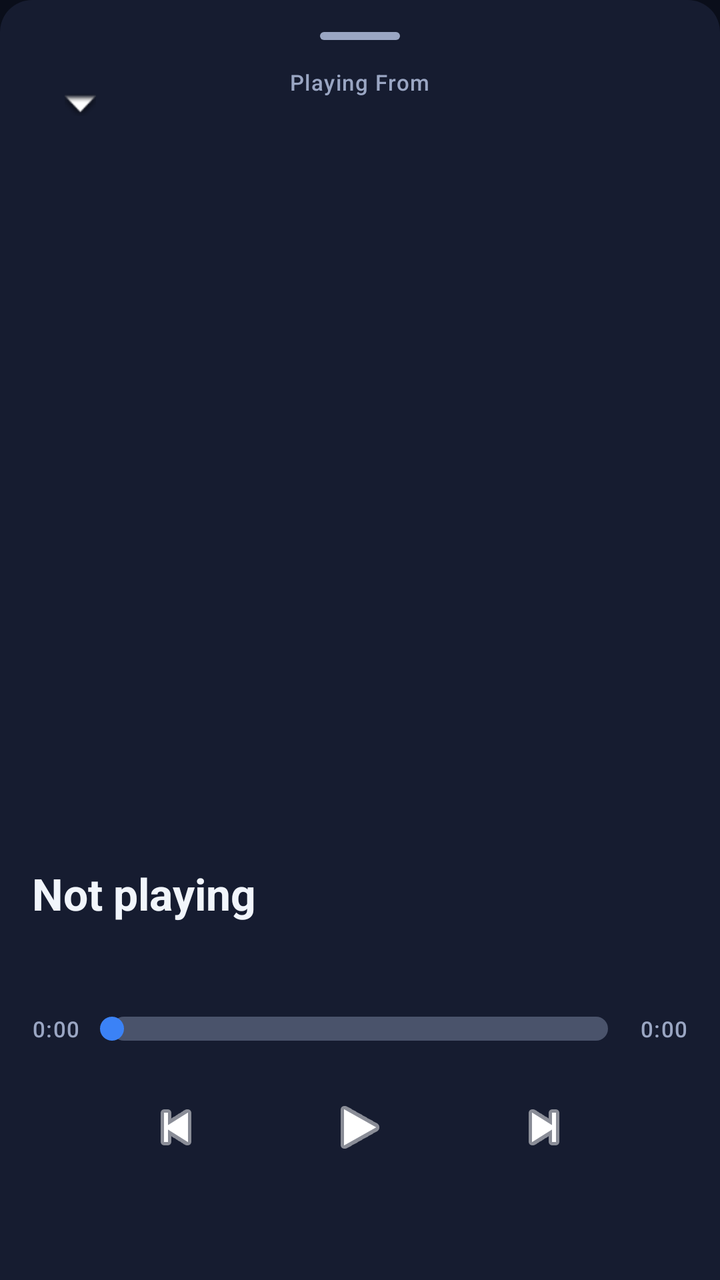
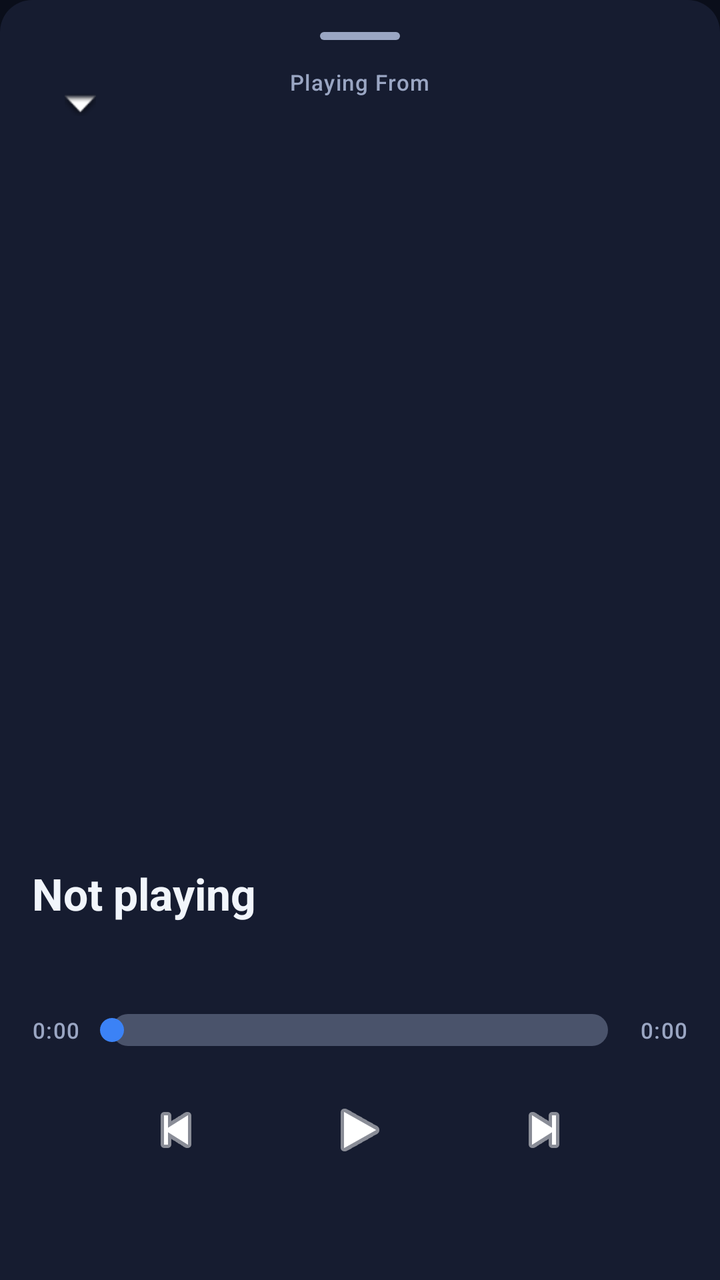

An Android layout rendered at two revisions. The XML below is the earlier revision; the diff shows what the commit changed to produce the second picture.
<!-- AndroidManifest.xml: application theme Theme.SpotifyDx -->
<!-- res/layout/view_player_sheet.xml -->
<?xml version="1.0" encoding="utf-8"?>
<LinearLayout xmlns:android="http://schemas.android.com/apk/res/android"
    android:layout_width="match_parent"
    android:layout_height="match_parent"
    android:background="@drawable/sheet_top_rounded"
    android:orientation="vertical"
    android:padding="@dimen/pad">

    <View
        android:layout_width="@dimen/echo_handle_width"
        android:layout_height="@dimen/echo_handle_height"
        android:layout_gravity="center_horizontal"
        android:layout_marginBottom="@dimen/pad_half"
        android:background="@drawable/drag_handle"
        android:contentDescription="Drag handle" />

    <LinearLayout
        android:layout_width="match_parent"
        android:layout_height="wrap_content"
        android:gravity="center_vertical"
        android:orientation="horizontal">

        <ImageButton
            android:id="@+id/sheet_minimize"
            android:layout_width="48dp"
            android:layout_height="48dp"
            android:background="?attr/selectableItemBackgroundBorderless"
            android:contentDescription="Minimize player"
            android:src="@android:drawable/arrow_down_float" />

        <LinearLayout
            android:layout_width="0dp"
            android:layout_height="wrap_content"
            android:layout_weight="1"
            android:gravity="center_horizontal"
            android:orientation="vertical">

            <TextView
                android:layout_width="wrap_content"
                android:layout_height="wrap_content"
                android:maxLines="1"
                android:text="Playing From"
                style="@style/EchoCaption" />

            <TextView
                android:id="@+id/sheet_source"
                android:layout_width="wrap_content"
                android:layout_height="wrap_content"
                android:ellipsize="end"
                android:maxLines="1"
                style="@style/EchoTitleMedium" />
        </LinearLayout>

        <View
            android:layout_width="48dp"
            android:layout_height="48dp" />
    </LinearLayout>

    <LinearLayout
        android:id="@+id/sheet_main"
        android:layout_width="match_parent"
        android:layout_height="wrap_content"
        android:orientation="vertical">

        <ImageView
            android:id="@+id/sheet_art"
            android:layout_width="match_parent"
            android:layout_height="300dp"
            android:layout_marginHorizontal="32dp"
            android:layout_marginTop="32dp"
            android:contentDescription="Artwork"
            android:scaleType="centerCrop" />

        <TextView
            android:id="@+id/sheet_line"
            android:layout_width="match_parent"
            android:layout_height="wrap_content"
            android:layout_marginTop="@dimen/pad_half"
            android:ellipsize="end"
            android:gravity="center"
            android:maxLines="1"
            android:textSize="18sp"
            android:textStyle="bold"
            android:textColor="?attr/colorOnSurface"
            android:visibility="gone" />

        <TextView
            android:id="@+id/sheet_title"
            android:layout_width="wrap_content"
            android:layout_height="wrap_content"
            android:layout_marginTop="24dp"
            android:maxLines="1"
            android:text="Not playing"
            style="@style/EchoTitleLarge" />

        <TextView
            android:id="@+id/sheet_subtitle"
            android:layout_width="wrap_content"
            android:layout_height="wrap_content"
            android:maxLines="1"
            style="@style/EchoTitleMedium" />

        <LinearLayout
            android:layout_width="match_parent"
            android:layout_height="wrap_content"
            android:layout_marginTop="24dp"
            android:gravity="center_vertical"
            android:orientation="horizontal">

            <TextView
                android:id="@+id/sheet_pos"
                android:layout_width="wrap_content"
                android:layout_height="wrap_content"
                android:text="0:00"
                style="@style/EchoCaption" />

            <SeekBar
                android:id="@+id/sheet_scrub"
                android:layout_width="0dp"
                android:layout_height="wrap_content"
                android:layout_weight="1"
                android:maxHeight="12dp"
                android:minHeight="12dp"
                android:splitTrack="false"
                android:progressDrawable="@drawable/seekbar_progress"
                android:thumb="@drawable/seekbar_thumb" />

            <TextView
                android:id="@+id/sheet_duration"
                android:layout_width="wrap_content"
                android:layout_height="wrap_content"
                android:text="0:00"
                style="@style/EchoCaption" />
        </LinearLayout>

        <LinearLayout
            android:layout_width="match_parent"
            android:layout_height="wrap_content"
            android:gravity="center"
            android:orientation="horizontal">

            <ImageButton
                android:id="@+id/sheet_prev"
                android:layout_width="68dp"
                android:layout_height="68dp"
                android:background="?attr/selectableItemBackgroundBorderless"
                android:contentDescription="Previous"
                android:src="@android:drawable/ic_media_previous"
                android:tint="@android:color/white" />

            <ImageButton
                android:id="@+id/sheet_play"
                android:layout_width="84dp"
                android:layout_height="84dp"
                android:layout_marginHorizontal="@dimen/pad"
                android:background="?attr/selectableItemBackgroundBorderless"
                android:contentDescription="Play or pause"
                android:src="@android:drawable/ic_media_play"
                android:tint="@android:color/white" />

            <ImageButton
                android:id="@+id/sheet_next"
                android:layout_width="68dp"
                android:layout_height="68dp"
                android:background="?attr/selectableItemBackgroundBorderless"
                android:contentDescription="Next"
                android:src="@android:drawable/ic_media_next"
                android:tint="@android:color/white" />
        </LinearLayout>

        <TextView
            android:id="@+id/sheet_tier"
            android:layout_width="match_parent"
            android:layout_height="wrap_content"
            android:gravity="center"
            style="@style/EchoCaption" />
    </LinearLayout>

    <Space
        android:id="@+id/sheet_spacer"
        android:layout_width="match_parent"
        android:layout_height="0dp"
        android:layout_weight="1" />

    <LinearLayout
        android:id="@+id/sheet_tabs"
        android:layout_width="match_parent"
        android:layout_height="wrap_content"
        android:orientation="horizontal">

        <Button
            android:id="@+id/sheet_tab_queue"
            style="?attr/borderlessButtonStyle"
            android:layout_width="0dp"
            android:layout_height="wrap_content"
            android:layout_weight="1"
            android:text="Queue"
            android:textColor="@color/tab_text" />

        <Button
            android:id="@+id/sheet_tab_lyrics"
            style="?attr/borderlessButtonStyle"
            android:layout_width="0dp"
            android:layout_height="wrap_content"
            android:layout_weight="1"
            android:text="Lyrics"
            android:textColor="@color/tab_text" />
    </LinearLayout>

    <LinearLayout
        android:id="@+id/sheet_queue_box"
        android:layout_width="match_parent"
        android:layout_height="0dp"
        android:layout_weight="1"
        android:orientation="vertical"
        android:visibility="gone">

        <LinearLayout
            android:layout_width="match_parent"
            android:layout_height="wrap_content"
            android:gravity="center_vertical"
            android:orientation="horizontal">

            <ImageView
                android:id="@+id/sheet_queue_thumb"
                android:layout_width="48dp"
                android:layout_height="48dp"
                android:contentDescription="Now playing artwork" />

            <LinearLayout
                android:layout_width="0dp"
                android:layout_height="wrap_content"
                android:layout_weight="1"
                android:orientation="vertical"
                android:paddingStart="@dimen/pad_half">

                <TextView
                    android:id="@+id/sheet_queue_title"
                    android:layout_width="wrap_content"
                    android:layout_height="wrap_content"
                    android:maxLines="1"
                    style="@style/EchoBodyTitle" />

                <TextView
                    android:id="@+id/sheet_queue_sub"
                    android:layout_width="wrap_content"
                    android:layout_height="wrap_content"
                    android:maxLines="1"
                    style="@style/EchoBodySubtitle" />
            </LinearLayout>

            <TextView
                android:id="@+id/sheet_queue_count"
                android:layout_width="wrap_content"
                android:layout_height="wrap_content"
                style="@style/EchoCaption" />
        </LinearLayout>

        <androidx.recyclerview.widget.RecyclerView
            android:id="@+id/sheet_queue"
            android:layout_width="match_parent"
            android:layout_height="0dp"
            android:layout_weight="1" />
    </LinearLayout>

    <FrameLayout
        android:id="@+id/sheet_lyrics"
        android:layout_width="match_parent"
        android:layout_height="0dp"
        android:layout_weight="1"
        android:visibility="gone">

        <androidx.recyclerview.widget.RecyclerView
            android:id="@+id/sheet_lyrics_list"
            android:layout_width="match_parent"
            android:layout_height="match_parent"
            android:visibility="gone" />

        <ScrollView
            android:id="@+id/sheet_lyrics_plain_wrap"
            android:layout_width="match_parent"
            android:layout_height="match_parent"
            android:visibility="gone">

            <TextView
                android:id="@+id/sheet_lyrics_plain"
                android:layout_width="match_parent"
                android:layout_height="wrap_content"
                android:lineSpacingMultiplier="1.6"
                android:textColor="?attr/colorOnSurface" />
        </ScrollView>

        <TextView
            android:id="@+id/sheet_lyrics_state"
            android:layout_width="match_parent"
            android:layout_height="match_parent"
            android:gravity="center"
            android:textColor="?attr/colorOnSurfaceVariant"
            android:visibility="gone" />
    </FrameLayout>
</LinearLayout>
<!-- resources referenced by this layout -->
<resources>
  <dimen name="echo_handle_height">4dp</dimen>
  <dimen name="echo_handle_width">40dp</dimen>
  <dimen name="pad">16dp</dimen>
  <dimen name="pad_half">8dp</dimen>
  <!-- drawable drag_handle (drawable) -->
  <?xml version="1.0" encoding="utf-8"?>
  <shape xmlns:android="http://schemas.android.com/apk/res/android"
      android:shape="rectangle">
      <solid android:color="?attr/colorOnSurfaceVariant" />
      <corners android:radius="2dp" />
      <size
          android:width="36dp"
          android:height="4dp" />
  </shape>
  <!-- drawable seekbar_thumb (drawable) -->
  <?xml version="1.0" encoding="utf-8"?>
  <shape xmlns:android="http://schemas.android.com/apk/res/android"
      android:shape="oval">
      <solid android:color="?attr/colorPrimary" />
      <size
          android:width="12dp"
          android:height="12dp" />
  </shape>
  <!-- drawable sheet_top_rounded (drawable) -->
  <?xml version="1.0" encoding="utf-8"?>
  <shape xmlns:android="http://schemas.android.com/apk/res/android"
      android:shape="rectangle">
      <solid android:color="?attr/colorSurface" />
      <corners
          android:topLeftRadius="16dp"
          android:topRightRadius="16dp" />
  </shape>
  <style name="EchoBodySubtitle" parent="TextAppearance.Material3.BodySmall">
          <item name="android:textSize">12sp</item>
          <item name="android:textColor">?attr/colorOnSurfaceVariant</item>
      </style>
  <style name="EchoBodyTitle" parent="TextAppearance.Material3.BodyMedium">
          <item name="android:textSize">14sp</item>
          <item name="android:textStyle">bold</item>
          <item name="android:textColor">?attr/colorOnSurface</item>
      </style>
  <style name="EchoCaption" parent="TextAppearance.Material3.LabelSmall">
          <item name="android:textSize">11sp</item>
          <item name="android:textColor">?attr/colorOnSurfaceVariant</item>
      </style>
  <style name="EchoTitleLarge" parent="TextAppearance.Material3.TitleLarge">
          <item name="android:textSize">22sp</item>
          <item name="android:textStyle">bold</item>
          <item name="android:textColor">?attr/colorOnSurface</item>
      </style>
  <style name="EchoTitleMedium" parent="TextAppearance.Material3.TitleMedium">
          <item name="android:textSize">16sp</item>
          <item name="android:fontFamily">sans-serif-medium</item>
          <item name="android:textColor">?attr/colorOnSurfaceVariant</item>
      </style>
  <style name="Theme.SpotifyDx" parent="Theme.Material3.DayNight.NoActionBar">
          <item name="colorPrimary">@color/deep_blue</item>
          <item name="colorOnPrimary">@color/deep_text</item>
          <item name="colorSecondary">@color/deep_cyan</item>
          <item name="android:colorBackground">@color/deep_bg</item>
          <item name="colorSurface">@color/deep_surface</item>
          <item name="colorOnSurface">@color/deep_text</item>
          <item name="colorSurfaceVariant">@color/deep_card</item>
          <item name="colorOnSurfaceVariant">@color/deep_muted</item>
          
          <item name="echoCardShelf">@color/deep_shelf</item>
          <item name="echoSearchField">@color/deep_searchfield</item>
      </style>
  <color name="deep_blue">#3B82F6</color>
  <color name="deep_text">#F1F5FB</color>
  <color name="deep_cyan">#22D3EE</color>
  <color name="deep_bg">#0A0E1A</color>
  <color name="deep_surface">#161C30</color>
  <color name="deep_card">#1A2136</color>
  <color name="deep_muted">#9AA6C3</color>
  <color name="deep_shelf">#4D1A2136</color>
  <color name="deep_searchfield">#801A2136</color>
  <!-- unchanged entries left out for length: 1 -->
</resources>

<!-- the commit's change to res/layout/view_player_sheet.xml (unified diff, before → after) -->
@@ -119,8 +119,8 @@
                 android:layout_width="0dp"
                 android:layout_height="wrap_content"
                 android:layout_weight="1"
-                android:maxHeight="12dp"
-                android:minHeight="12dp"
+                android:maxHeight="16dp"
+                android:minHeight="16dp"
                 android:splitTrack="false"
                 android:progressDrawable="@drawable/seekbar_progress"
                 android:thumb="@drawable/seekbar_thumb" />
